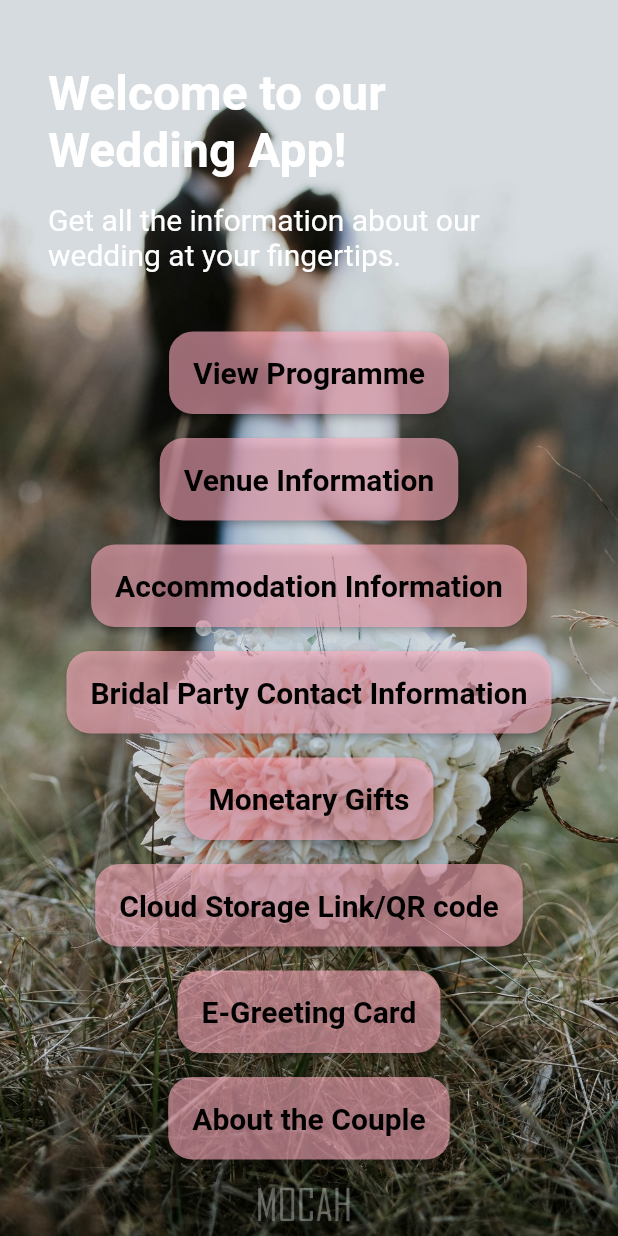
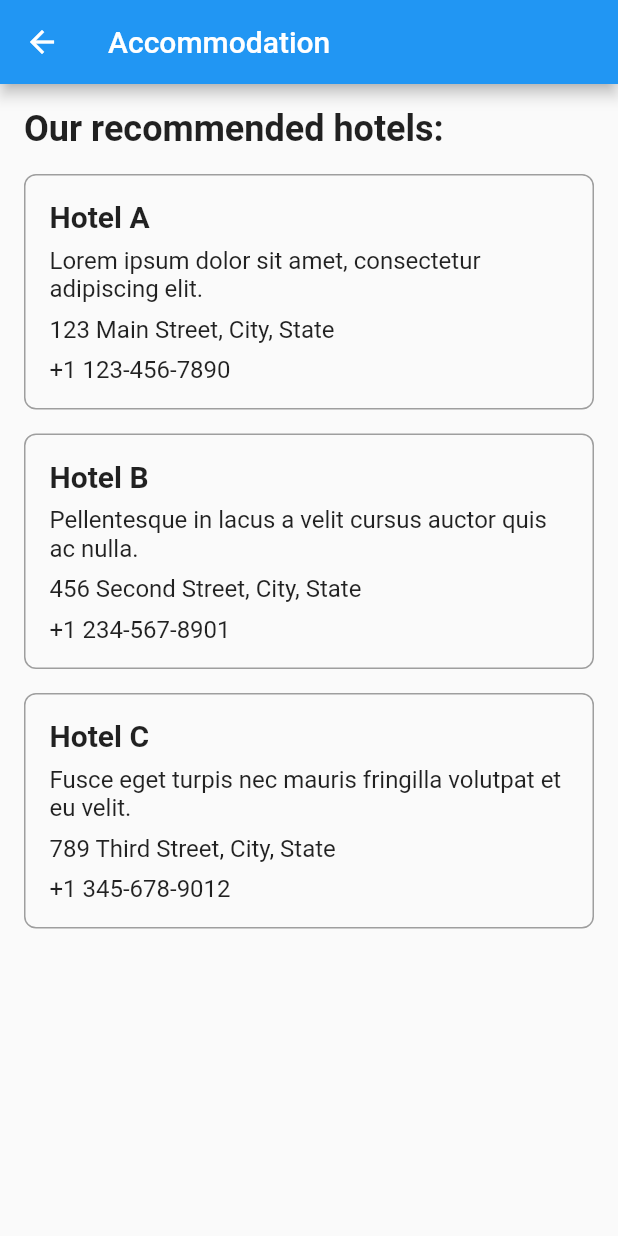
Before and after one commit to l-Shane-l/bainise, a Flutter app: the screen it shows after launch, after a tap on "Accommodation Information", on a phone screen of 412 x 824 dp. Run offline on Flutter 3.47's test engine with Material 2 defaults, Android fonts, the phone set to English and light mode, and no system bars.

Commit message:
added pages

```diff
--- /dev/null
+++ b/lib/accommodation_page.dart
@@ -0,0 +1,102 @@
+import 'package:flutter/material.dart';
+
+class AccommodationPage extends StatelessWidget {
+  const AccommodationPage({Key? key}) : super(key: key);
+
+  @override
+  Widget build(BuildContext context) {
+    return Scaffold(
+      appBar: AppBar(
+        title: const Text('Accommodation'),
+      ),
+      body: Container(
+        padding: const EdgeInsets.all(16.0),
+        child: Column(
+          crossAxisAlignment: CrossAxisAlignment.start,
+          children: <Widget>[
+            const Text(
+              'Our recommended hotels:',
+              style: TextStyle(
+                fontSize: 24.0,
+                fontWeight: FontWeight.bold,
+              ),
+            ),
+            const SizedBox(height: 16.0),
+            _buildHotel(
+              name: 'Hotel A',
+              description: 'Lorem ipsum dolor sit amet, consectetur adipiscing elit.',
+              address: '123 Main Street, City, State',
+              phoneNumber: '+1 123-456-7890',
+            ),
+            _buildHotel(
+              name: 'Hotel B',
+              description: 'Pellentesque in lacus a velit cursus auctor quis ac nulla.',
+              address: '456 Second Street, City, State',
+              phoneNumber: '+1 234-567-8901',
+            ),
+            _buildHotel(
+              name: 'Hotel C',
+              description: 'Fusce eget turpis nec mauris fringilla volutpat et eu velit.',
+              address: '789 Third Street, City, State',
+              phoneNumber: '+1 345-678-9012',
+            ),
+          ],
+        ),
+      ),
+    );
+  }
+
+  Widget _buildHotel({
+    required String name,
+    required String description,
+    required String address,
+    required String phoneNumber,
+  }) {
+    return Container(
+      margin: const EdgeInsets.only(bottom: 16.0),
+      decoration: BoxDecoration(
+        borderRadius: BorderRadius.circular(8.0),
+        border: Border.all(
+          color: Colors.grey,
+          width: 1.0,
+        ),
+      ),
+      child: Padding(
+        padding: const EdgeInsets.all(16.0),
+        child: Column(
+          crossAxisAlignment: CrossAxisAlignment.start,
+          children: <Widget>[
+            Text(
+              name,
+              style: const TextStyle(
+                fontSize: 20.0,
+                fontWeight: FontWeight.bold,
+              ),
+            ),
+            const SizedBox(height: 8.0),
+            Text(
+              description,
+              style: const TextStyle(
+                fontSize: 16.0,
+              ),
+            ),
+            const SizedBox(height: 8.0),
+            Text(
+              address,
+              style: const TextStyle(
+                fontSize: 16.0,
+              ),
+            ),
+            const SizedBox(height: 8.0),
+            Text(
+              phoneNumber,
+              style: const TextStyle(
+                fontSize: 16.0,
+              ),
+            ),
+          ],
+        ),
+      ),
+    );
+  }
+}
--- a/lib/landing_page.dart
+++ b/lib/landing_page.dart
@@ -1,5 +1,12 @@
 import 'package:flutter/material.dart';
 import 'custom_button.dart';
+import 'venue_page.dart';
+import 'program_page.dart';
+import 'accommodation_page.dart';
+import 'bridal_party_page.dart';
+import 'gifts_page.dart';
+import 'cloud_storage_page.dart';
+import 'greeting_card_page.dart';
 
 class LandingPage extends StatelessWidget {
   const LandingPage({Key? key}) : super(key: key);
@@ -36,53 +43,94 @@ class LandingPage extends StatelessWidget {
                 ),
               ),
               const SizedBox(height: 32.0),
+              Expanded(
+                child: Column(
+                  children: [
                     CustomButton(
                       text: 'View Programme',
                       onTap: () {
-                  // Navigate to Programme Page
+                        Navigator.push(
+                          context,
+                          MaterialPageRoute(
+                            builder: (context) => const ProgramPage(),
+                          ),
+                        );
                       },
                     ),
+                    const SizedBox(height: 8.0),
                     CustomButton(
                       text: 'Venue Information',
                       onTap: () {
-                  // Navigate to Venue Page
+                        Navigator.push(
+                          context,
+                          MaterialPageRoute(
+                            builder: (context) => const VenuePage(),
+                          ),
+                        );
                       },
                     ),
+                    const SizedBox(height: 8.0),
                     CustomButton(
                       text: 'Accommodation Information',
                       onTap: () {
-                  // Navigate to Accommodation Page
+                        Navigator.push(
+                          context,
+                          MaterialPageRoute(
+                            builder: (context) => const AccommodationPage(),
+                          ),
+                        );
                       },
                     ),
+                    const SizedBox(height: 8.0),
                     CustomButton(
                       text: 'Bridal Party Contact Information',
                       onTap: () {
-                  // Navigate to Bridal Party Page
+                        Navigator.push(
+                          context,
+                          MaterialPageRoute(
+                            builder: (context) => const BridalPartyPage(),
+                          ),
+                        );
                       },
                     ),
+                    const SizedBox(height: 8.0),
                     CustomButton(
                       text: 'Monetary Gifts',
                       onTap: () {
-                  // Navigate to Gifts Page
+                        Navigator.push(
+                          context,
+                          MaterialPageRoute(
+                            builder: (context) => const GiftsPage(),
+                          ),
+                        );
                       },
                     ),
+                    const SizedBox(height: 8.0),
                     CustomButton(
                       text: 'Cloud Storage Link/QR code',
                       onTap: () {
-                  // Navigate to Cloud Storage Page
+                        Navigator.push(
+                          context,
+                          MaterialPageRoute(
+                            builder: (context) => const CloudStoragePage(),
+                          ),
+                        );
                       },
                     ),
+                    const SizedBox(height: 8.0),
                     CustomButton(
                       text: 'E-Greeting Card',
                       onTap: () {
-                  // Navigate to Greeting Card Page
+                        Navigator.push(
+                          context,
+                          MaterialPageRoute(
+                            builder: (context) => const GreetingCardPage(),
+                          ),
+                        );
                       },
                     ),
-              CustomButton(
-                text: 'About the Couple',
-                onTap: () {
-                  // Navigate to About Page
-                },
+                  ],
+                ),
               ),
             ],
           ),
```
Also changed, not shown: lib/bridal_party_page.dart (added, +20 -0 lines), lib/cloud_storage_page.dart (added, +62 -0 lines), lib/gifts_page.dart (added, +79 -0 lines), lib/greeting_card_page.dart (added, +65 -0 lines), lib/program_page.dart (added, +78 -0 lines), lib/venue_page.dart (added, +83 -0 lines). Lines whose indentation alone changed are shown as unchanged.
